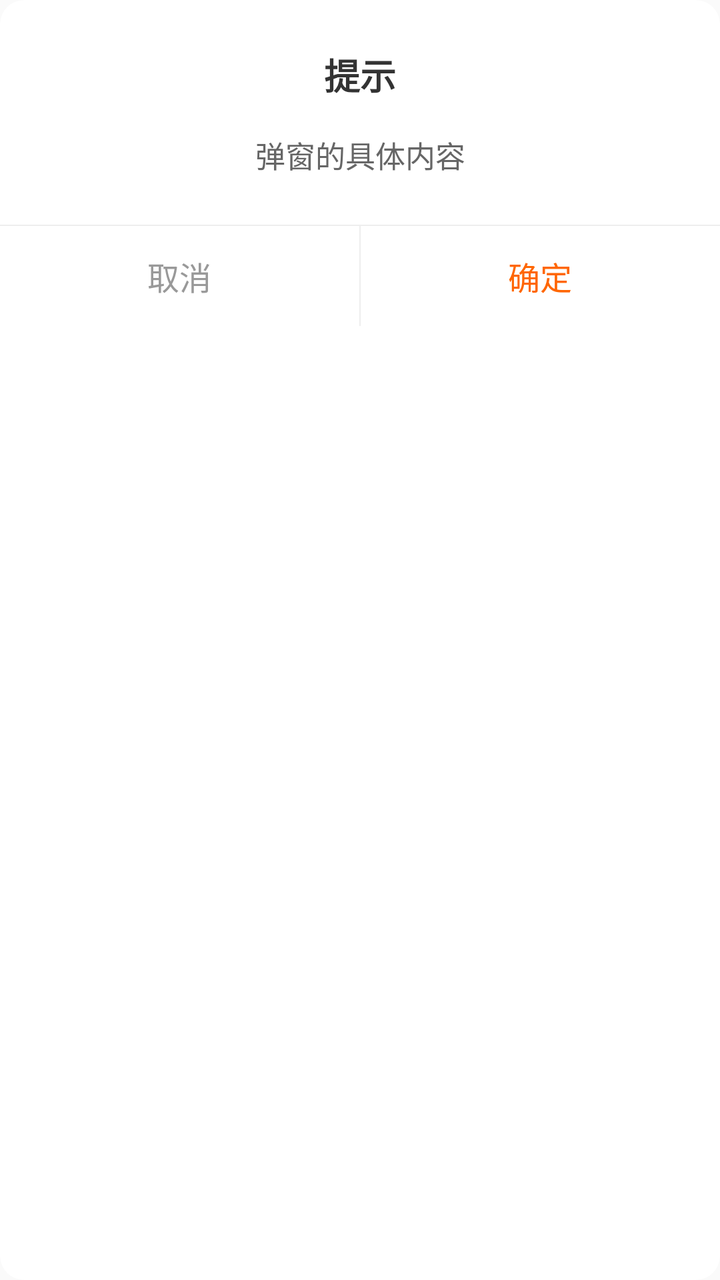
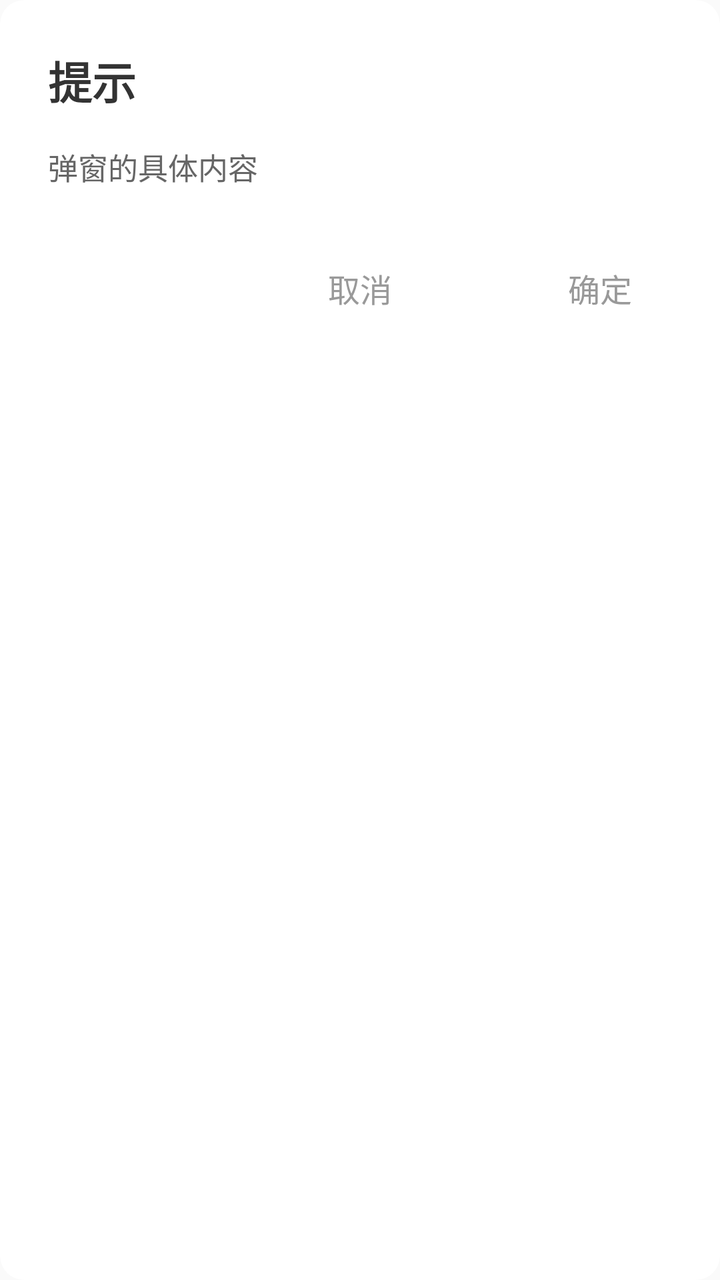

Screens rendered from an Android XML layout before and after an edit, with the pre-edit source and the edit as a unified diff.
<!-- AndroidManifest.xml: another module's application theme Theme.Base -->
<!-- res/layout/dialog_common.xml -->
<?xml version="1.0" encoding="utf-8"?>
<androidx.cardview.widget.CardView xmlns:android="http://schemas.android.com/apk/res/android"
    xmlns:app="http://schemas.android.com/apk/res-auto"
    android:layout_width="match_parent"
    android:layout_height="wrap_content"
    app:cardCornerRadius="12dp"
    app:cardElevation="0dp"
    app:cardBackgroundColor="@color/white">

    <LinearLayout
        android:layout_width="match_parent"
        android:layout_height="wrap_content"
        android:orientation="vertical"
        android:paddingTop="24dp">

        <TextView
            android:id="@+id/tv_dialog_title"
            android:layout_width="match_parent"
            android:layout_height="wrap_content"
            android:gravity="center"
            android:text="提示"
            android:textColor="#333333"
            android:textSize="18sp"
            android:textStyle="bold" />

        <TextView
            android:id="@+id/tv_dialog_content"
            android:layout_width="match_parent"
            android:layout_height="wrap_content"
            android:layout_marginTop="16dp"
            android:layout_marginBottom="24dp"
            android:layout_marginStart="24dp"
            android:layout_marginEnd="24dp"
            android:gravity="center"
            android:lineSpacingExtra="4dp"
            android:text="弹窗的具体内容"
            android:textColor="#666666"
            android:textSize="15sp" />

        <View
            android:layout_width="match_parent"
            android:layout_height="0.5dp"
            android:background="#EEEEEE" />

        <LinearLayout
            android:layout_width="match_parent"
            android:layout_height="50dp"
            android:orientation="horizontal">

            <TextView
                android:id="@+id/btn_dialog_cancel"
                android:layout_width="0dp"
                android:layout_height="match_parent"
                android:layout_weight="1"
                android:gravity="center"
                android:text="取消"
                android:textColor="#999999"
                android:textSize="16sp"
                android:background="?attr/selectableItemBackground" />

            <View
                android:layout_width="0.5dp"
                android:layout_height="match_parent"
                android:background="#EEEEEE" />

            <TextView
                android:id="@+id/btn_dialog_confirm"
                android:layout_width="0dp"
                android:layout_height="match_parent"
                android:layout_weight="1"
                android:gravity="center"
                android:text="确定"
                android:textColor="#FF6600"
                android:textSize="16sp"
                android:background="?attr/selectableItemBackground" />
        </LinearLayout>

    </LinearLayout>
</androidx.cardview.widget.CardView>
<!-- resources referenced by this layout -->
<resources>
  <color name="white">#FFFFFF</color>
  <style name="Theme.Base" parent="Theme.MaterialComponents.Light.NoActionBar.Bridge">
  
          <item name="android:statusBarColor">@android:color/transparent</item>
          <item name="android:windowLightStatusBar">true</item>
      </style>
</resources>

<!-- the commit's change to res/layout/dialog_common.xml (unified diff, before → after) -->
@@ -17,10 +17,10 @@
             android:id="@+id/tv_dialog_title"
             android:layout_width="match_parent"
             android:layout_height="wrap_content"
-            android:gravity="center"
             android:text="提示"
+            android:layout_marginStart="24dp"
             android:textColor="#333333"
-            android:textSize="18sp"
+            android:textSize="22sp"
             android:textStyle="bold" />
 
         <TextView
@@ -31,21 +31,23 @@
             android:layout_marginBottom="24dp"
             android:layout_marginStart="24dp"
             android:layout_marginEnd="24dp"
-            android:gravity="center"
             android:lineSpacingExtra="4dp"
             android:text="弹窗的具体内容"
             android:textColor="#666666"
             android:textSize="15sp" />
 
-        <View
-            android:layout_width="match_parent"
-            android:layout_height="0.5dp"
-            android:background="#EEEEEE" />
-
         <LinearLayout
             android:layout_width="match_parent"
-            android:layout_height="50dp"
+            android:layout_height="wrap_content"
             android:orientation="horizontal">
+
+            <TextView
+                android:layout_width="0dp"
+                android:layout_height="match_parent"
+                android:layout_weight="1"
+                android:gravity="center"
+                android:paddingTop="14dp"
+                android:paddingBottom="14dp"/>
 
             <TextView
                 android:id="@+id/btn_dialog_cancel"
@@ -56,12 +58,9 @@
                 android:text="取消"
                 android:textColor="#999999"
                 android:textSize="16sp"
+                android:paddingTop="14dp"
+                android:paddingBottom="14dp"
                 android:background="?attr/selectableItemBackground" />
-
-            <View
-                android:layout_width="0.5dp"
-                android:layout_height="match_parent"
-                android:background="#EEEEEE" />
 
             <TextView
                 android:id="@+id/btn_dialog_confirm"
@@ -70,8 +69,10 @@
                 android:layout_weight="1"
                 android:gravity="center"
                 android:text="确定"
-                android:textColor="#FF6600"
+                android:textColor="#999999"
                 android:textSize="16sp"
+                android:paddingTop="14dp"
+                android:paddingBottom="14dp"
                 android:background="?attr/selectableItemBackground" />
         </LinearLayout>
 
